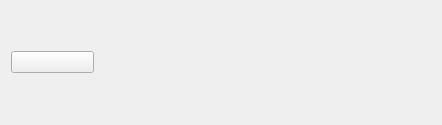
Qt form HomeButtonWidget.ui (wruwami/TPCAM-M30) before a commit.
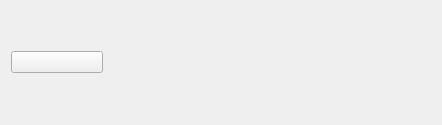
The same form after that commit. Custom widgets are drawn as their Qt base class.

Commit message: home 크기 수정

Patch:
```diff
--- a/HomeButtonWidget.ui
+++ b/HomeButtonWidget.ui
@@ -15,7 +15,7 @@
   </property>
   <layout class="QHBoxLayout" name="horizontalLayout_2">
    <item>
-    <layout class="QHBoxLayout" name="horizontalLayout" stretch="87,355">
+    <layout class="QHBoxLayout" name="horizontalLayout" stretch="100,355">
      <item>
       <widget class="CustomPushButton" name="homePushButton">
        <property name="text">
```
